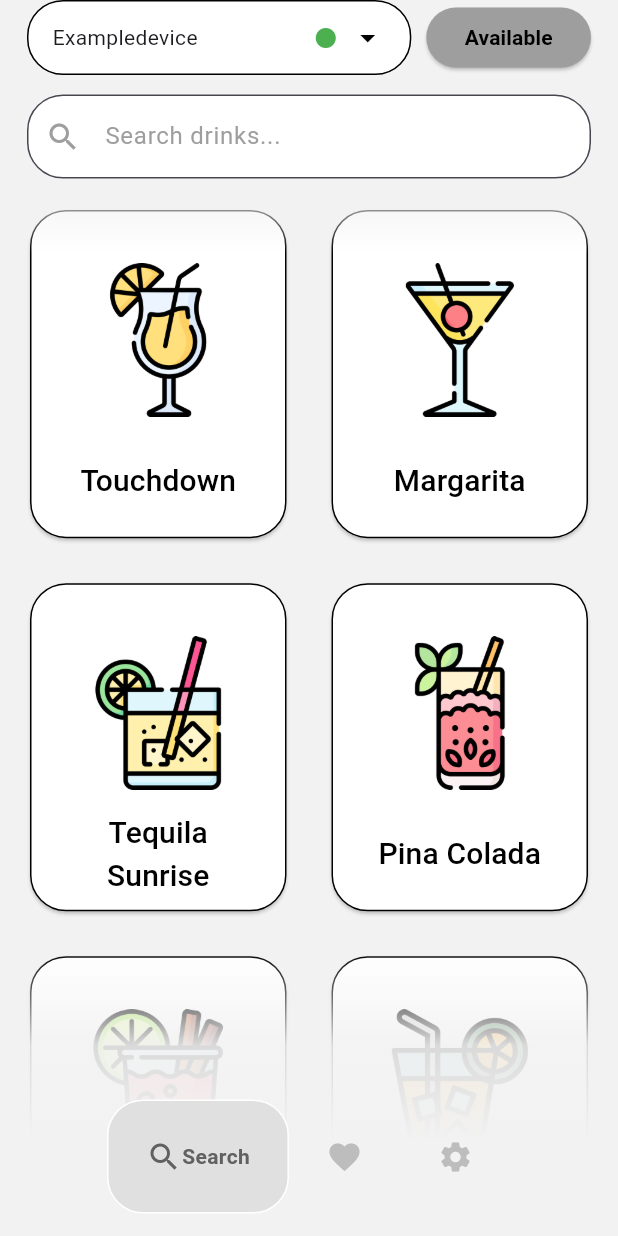
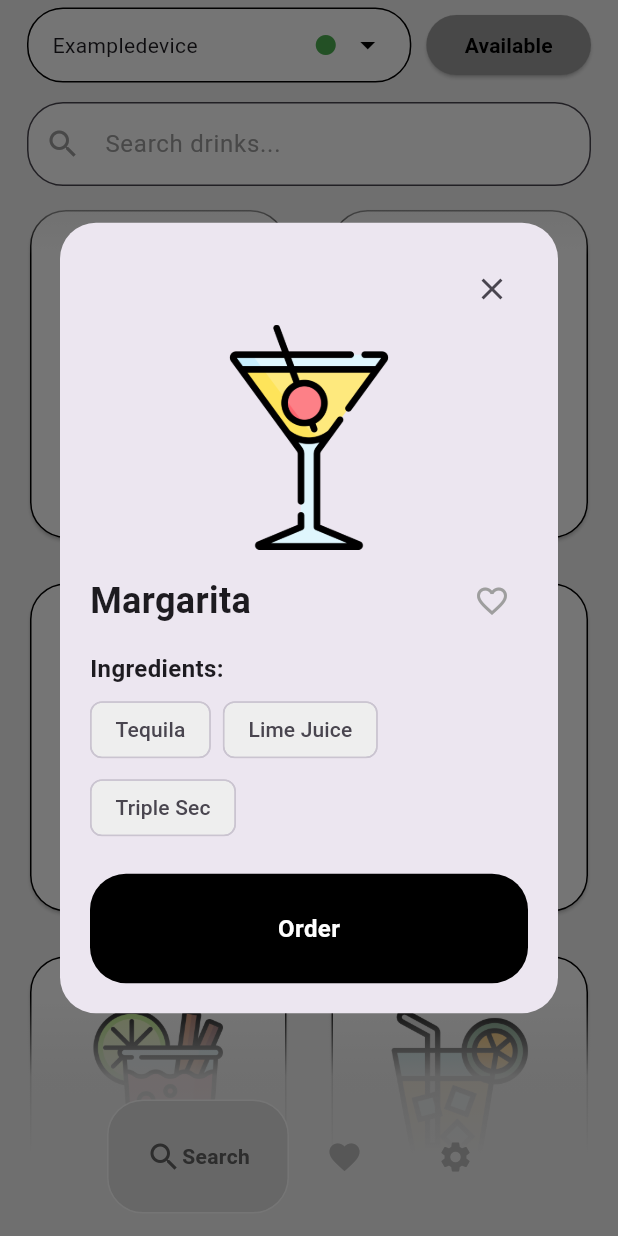
Before and after one commit to mingo-git/Smartender, a Flutter app: the HomeScreen screen opened by its route, after a tap on "Margarita", on a phone screen of 412 x 824 dp. Run offline on Flutter 3.47's test engine with Material 3 defaults, Android fonts, the phone set to English and light mode, and no system bars; drawn by our look-alikes of google_nav_bar; our stand-ins replace flutter_dotenv, flutter_secure_storage, google_sign_in, sign_in_with_apple; accounts and stored records are empty.

Commit message:
finished search_drink design

```diff
--- a/App/smartender_flutter_app/lib/components/bottom_nav_bar.dart
+++ b/App/smartender_flutter_app/lib/components/bottom_nav_bar.dart
@@ -9,7 +9,10 @@ class MyBottomNavBar extends StatelessWidget {
 
   @override
   Widget build(BuildContext context) {
-    return Container(
+    return Stack(
+      children: [
+        IgnorePointer(
+          child: Container(
             decoration: BoxDecoration(
               gradient: LinearGradient(
                 begin: Alignment.topCenter,
@@ -25,9 +28,16 @@ class MyBottomNavBar extends StatelessWidget {
             padding: EdgeInsets.only(
               left: horizontalPadding,
               right: horizontalPadding,
-        top: 100,
-        bottom: 15,
+              top: 130,
+              bottom: 30, // Erhöhe den Abstand für eine Verschiebung um 15 nach oben
             ),
+          ),
+        ),
+        Positioned.fill(
+          child: Align(
+            alignment: Alignment.bottomCenter,
+            child: Padding(
+              padding: const EdgeInsets.only(bottom: 15.0), // Hebt die Navbar um 15 nach oben
               child: GNav(
                 onTabChange: (value) => onTabChange!(value),
                 color: Colors.grey[400],
@@ -42,6 +52,10 @@ class MyBottomNavBar extends StatelessWidget {
                   GButton(icon: Icons.settings, text: 'Settings'),
                 ],
               ),
+            ),
+          ),
+        ),
+      ],
     );
   }
 }
--- a/App/smartender_flutter_app/lib/components/my_button.dart
+++ b/App/smartender_flutter_app/lib/components/my_button.dart
@@ -4,8 +4,14 @@ import 'package:smartender_flutter_app/config/constants.dart';
 class MyButton extends StatelessWidget {
   final Function()? onTap;
   final String text;
+  final bool hasMargin; // Neuer Parameter
 
-  const MyButton({super.key, required this.onTap, required this.text});
+  const MyButton({
+    super.key,
+    required this.onTap,
+    required this.text,
+    this.hasMargin = true, // Standardwert ist true
+  });
 
   @override
   Widget build(BuildContext context) {
@@ -13,7 +19,7 @@ class MyButton extends StatelessWidget {
       onTap: onTap,
       child: Container(
         padding: const EdgeInsets.all(25),
-        margin: EdgeInsets.symmetric(horizontal: horizontalPadding),
+        margin: hasMargin ? EdgeInsets.symmetric(horizontal: horizontalPadding) : null,
         decoration: BoxDecoration(
           color: Colors.black,
           borderRadius: defaultBorderRadius,
--- a/App/smartender_flutter_app/lib/components/my_textfield.dart
+++ b/App/smartender_flutter_app/lib/components/my_textfield.dart
@@ -38,7 +38,7 @@ class _MyTextFieldState extends State<MyTextField> {
       padding: EdgeInsets.symmetric(horizontal: horizontalPadding),
       child: Container(
         decoration: BoxDecoration(
-          color: Colors.grey.shade200,
+          color: Colors.white,
           borderRadius: defaultBorderRadius,
           border: Border.all(
             color: Colors.grey, // Rahmenfarbe
--- a/App/smartender_flutter_app/lib/components/settings_tile.dart
+++ b/App/smartender_flutter_app/lib/components/settings_tile.dart
@@ -37,7 +37,7 @@ class SettingsTile extends StatelessWidget {
         style: ElevatedButton.styleFrom(
           foregroundColor: isLogout ? Colors.white : Colors.black,
           backgroundColor: isLogout ? Colors.black : Colors.white,
-          minimumSize: const Size(double.infinity, 80),
+          minimumSize: const Size(double.infinity, 70),
           alignment: Alignment.centerLeft,
           shape: RoundedRectangleBorder(
             borderRadius: defaultBorderRadius,
--- a/App/smartender_flutter_app/lib/components/square_tile.dart
+++ b/App/smartender_flutter_app/lib/components/square_tile.dart
@@ -14,7 +14,7 @@ class SquareTile extends StatelessWidget {
     return Container(
       padding: const EdgeInsets.all(20),
       decoration: BoxDecoration(
-        color: Colors.grey.shade200,
+        color: Colors.white,
         borderRadius: defaultBorderRadius,
         border: Border.all(
           color: Colors.grey, // Rahmenfarbe, wie bei den Textinput-Feldern
--- a/App/smartender_flutter_app/lib/screens/homesceens/searchdrinks_screen.dart
+++ b/App/smartender_flutter_app/lib/screens/homesceens/searchdrinks_screen.dart
@@ -1,6 +1,7 @@
 import 'package:flutter/material.dart';
 import '../../components/drink_tile.dart';
 import '../../components/device_dropdown.dart';
+import '../../components/my_button.dart';
 import '../../config/constants.dart';
 
 class SearchdrinksScreen extends StatefulWidget {
@@ -22,19 +23,64 @@ class _SearchdrinksScreenState extends State<SearchdrinksScreen> {
     {"name": "Add new Device", "status": "new"}
   ];
 
-  List<Map<String, String>> drinks = [
-    {"name": "Touchdown", "image": "lib/images/cocktails/aperol.png"},
-    {"name": "Margarita", "image": "lib/images/cocktails/gin_tino.png"},
-    {"name": "Tequila Sunrise", "image": "lib/images/cocktails/guaro.png"},
-    {"name": "Pina Colada", "image": "lib/images/cocktails/strawberry_ice.png"},
-    {"name": "Bloody Mary", "image": "lib/images/cocktails/touch_down.png"},
-    {"name": "Martini", "image": "lib/images/cocktails/tequila_sunrise.png"},
-    {"name": "Mojito", "image": "lib/images/cocktails/tequila_sunrise.png"},
-    {"name": "Whiskey Sour", "image": "lib/images/cocktails/tequila_sunrise.png"},
-    {"name": "Gin Tonic", "image": "lib/images/cocktails/tequila_sunrise.png"},
+  List<Map<String, dynamic>> drinks = [
+    {
+      "name": "Touchdown",
+      "image": "lib/images/cocktails/aperol.png",
+      "ingredients": ["Vodka", "Orange Juice", "Lime", "Orange Slice"],
+      "isLiked": false
+    },
+    {
+      "name": "Margarita",
+      "image": "lib/images/cocktails/gin_tino.png",
+      "ingredients": ["Tequila", "Lime Juice", "Triple Sec"],
+      "isLiked": false
+    },
+    {
+      "name": "Tequila Sunrise",
+      "image": "lib/images/cocktails/guaro.png",
+      "ingredients": ["Tequila", "Orange Juice", "Grenadine"],
+      "isLiked": false
+    },
+    {
+      "name": "Pina Colada",
+      "image": "lib/images/cocktails/strawberry_ice.png",
+      "ingredients": ["Rum", "Coconut Cream", "Pineapple Juice"],
+      "isLiked": false
+    },
+    {
+      "name": "Bloody Mary",
+      "image": "lib/images/cocktails/touch_down.png",
+      "ingredients": ["Vodka", "Tomato Juice", "Tabasco", "Celery Salt", "Lemon"],
+      "isLiked": false
+    },
+    {
+      "name": "Martini",
+      "image": "lib/images/cocktails/tequila_sunrise.png",
+      "ingredients": ["Gin", "Dry Vermouth", "Olive"],
+      "isLiked": false
+    },
+    {
+      "name": "Mojito",
+      "image": "lib/images/cocktails/aperol.png",
+      "ingredients": ["Rum", "Mint", "Lime", "Sugar", "Soda Water"],
+      "isLiked": false
+    },
+    {
+      "name": "Whiskey Sour",
+      "image": "lib/images/cocktails/gin_tino.png",
+      "ingredients": ["Whiskey", "Lemon Juice", "Sugar", "Egg White"],
+      "isLiked": false
+    },
+    {
+      "name": "Gin Tonic",
+      "image": "lib/images/cocktails/strawberry_ice.png",
+      "ingredients": ["Gin", "Tonic Water", "Lime"],
+      "isLiked": false
+    },
   ];
 
-  List<Map<String, String>> filteredDrinks = [];
+  List<Map<String, dynamic>> filteredDrinks = [];
 
   @override
   void initState() {
@@ -51,6 +97,108 @@ class _SearchdrinksScreenState extends State<SearchdrinksScreen> {
     });
   }
 
+  void _showDrinkPopup(BuildContext context, Map<String, dynamic> drink) {
+    showDialog(
+      context: context,
+      builder: (BuildContext context) {
+        return AlertDialog(
+          shape: RoundedRectangleBorder(borderRadius: defaultBorderRadius),
+          contentPadding: const EdgeInsets.symmetric(horizontal: horizontalPadding * 2, vertical: 20),
+          content: StatefulBuilder(
+            builder: (BuildContext context, StateSetter setState) {
+              return Container(
+                width: MediaQuery.of(context).size.width * 0.9, // Feste Breite
+                child: Column(
+                  mainAxisSize: MainAxisSize.min, // Flexible Höhe
+                  crossAxisAlignment: CrossAxisAlignment.start,
+                  children: [
+                    // Schließen-Button
+                    Align(
+                      alignment: Alignment.topRight,
+                      child: IconButton(
+                        icon: Icon(Icons.close),
+                        onPressed: () => Navigator.of(context).pop(),
+                      ),
+                    ),
+                    // Bild des Drinks
+                    Center(
+                      child: Image.asset(
+                        drink["image"],
+                        height: 150, // Größeres Bild
+                        fit: BoxFit.contain,
+                      ),
+                    ),
+                    const SizedBox(height: 10),
+                    Row(
+                      mainAxisAlignment: MainAxisAlignment.spaceBetween,
+                      children: [
+                        Text(
+                          drink["name"],
+                          style: const TextStyle(
+                            fontSize: 24,
+                            fontWeight: FontWeight.bold,
+                          ),
+                        ),
+                        IconButton(
+                          icon: Icon(
+                            drink["isLiked"] ? Icons.favorite : Icons.favorite_border,
+                            color: drink["isLiked"] ? Colors.red : Colors.grey,
+                          ),
+                          onPressed: () {
+                            setState(() {
+                              drink["isLiked"] = !drink["isLiked"];
+                            });
+                            _changeFavorite(drink["name"], drink["isLiked"]);
+                          },
+                        ),
+                      ],
+                    ),
+                    const SizedBox(height: 10),
+                    const Text(
+                      "Ingredients:",
+                      style: TextStyle(
+                        fontSize: 16,
+                        fontWeight: FontWeight.w600,
+                      ),
+                    ),
+                    const SizedBox(height: 5),
+                    Wrap(
+                      spacing: 8.0,
+                      runSpacing: 4.0,
+                      children: drink["ingredients"].map<Widget>((ingredient) {
+                        return Chip(
+                          label: Text(ingredient),
+                          backgroundColor: Colors.grey.shade200,
+                        );
+                      }).toList(),
+                    ),
+                    const SizedBox(height: 20),
+                    MyButton(
+                      onTap: () {
+                        Navigator.of(context).pop();
+                        // Logik für die Bestellung hier hinzufügen
+                      },
+                      text: "Order",
+                      hasMargin: false,
+                    ),
+                  ],
+                ),
+              );
+            },
+          ),
+        );
+      },
+    );
+  }
+
+
+
+
+  void _changeFavorite(String drinkName, bool isLiked) {
+    print("Favorited $drinkName: $isLiked");
+    // TODO: Logik für das Hinzufügen/Entfernen zu den Favoriten implementieren
+  }
+
   @override
   Widget build(BuildContext context) {
     return SafeArea(
@@ -58,7 +206,6 @@ class _SearchdrinksScreenState extends State<SearchdrinksScreen> {
         padding: const EdgeInsets.symmetric(horizontal: horizontalPadding),
         child: Stack(
           children: [
-            // GridView für die Getränkekacheln im Hintergrund
             Positioned.fill(
               child: Padding(
                 padding: const EdgeInsets.only(top: 130.0),
@@ -73,23 +220,23 @@ class _SearchdrinksScreenState extends State<SearchdrinksScreen> {
                   itemBuilder: (context, index) {
                     final drink = filteredDrinks[index];
                     return DrinkTile(
-                      name: drink["name"]!,
-                      imagePath: drink["image"]!,
-                      onTap: () {
-                        // Logik für den Drink-Klick hinzufügen, falls erforderlich
-                      },
+                      name: drink["name"],
+                      imagePath: drink["image"],
+                      onTap: () => _showDrinkPopup(context, drink),
                     );
                   },
                 ),
               ),
             ),
-
-            // Dropdown und Suchfeld überlagern den GridView
+            // Overlay für den Gradient-Effekt, der das GridView überlagert
             Positioned(
               top: 0,
               left: 0,
               right: 0,
+              child: IgnorePointer(
+                // Nur die visuelle Überlagerung ohne Interaktivität
                 child: Container(
+                  height: 170.0, // Höhe des Überlagerungsbereichs
                   decoration: BoxDecoration(
                     gradient: LinearGradient(
                       begin: Alignment.topCenter,
@@ -103,13 +250,19 @@ class _SearchdrinksScreenState extends State<SearchdrinksScreen> {
                       ],
                     ),
                   ),
-                padding: const EdgeInsets.symmetric(horizontal: 8.0, vertical: 0.0),
+                ),
+              ),
+            ),
+            Positioned(
+              top: 0,
+              left: 0,
+              right: 0,
+              child: Container(
+                padding: const EdgeInsets.symmetric(horizontal: 8.0, vertical: 5.0),
                 child: Column(
                   children: [
-                    // Row für Geräteauswahl Dropdown und ToggleButton
                     Row(
                       children: [
-                        // Dropdown mit 70% Breite
                         Expanded(
                           flex: 7,
                           child: DeviceDropdown(
@@ -125,7 +278,6 @@ class _SearchdrinksScreenState extends State<SearchdrinksScreen> {
                           ),
                         ),
                         const SizedBox(width: 10),
-                        // ToggleButton mit 30% Breite
                         Expanded(
                           flex: 3,
                           child: ElevatedButton(
@@ -152,8 +304,6 @@ class _SearchdrinksScreenState extends State<SearchdrinksScreen> {
                       ],
                     ),
                     const SizedBox(height: 13),
-
-                    // Suchfeld
                     TextField(
                       controller: searchController,
                       onChanged: (value) => filterDrinks(value),
@@ -164,12 +314,12 @@ class _SearchdrinksScreenState extends State<SearchdrinksScreen> {
                         border: OutlineInputBorder(
                           borderRadius: defaultBorderRadius,
                         ),
-                        fillColor: Colors.white, // Hintergrundfarbe auf Weiß setzen
-                        filled: true, // fillColor aktivieren
+                        fillColor: Colors.white,
+                        filled: true,
                       ),
                       style: const TextStyle(color: Colors.black),
                     ),
-                    SizedBox(height: 50,)
+                    const SizedBox(height: 30),
                   ],
                 ),
               ),
@@ -179,4 +329,5 @@ class _SearchdrinksScreenState extends State<SearchdrinksScreen> {
       ),
     );
   }
+
 }
--- a/App/smartender_flutter_app/lib/screens/homesceens/settings_screen.dart
+++ b/App/smartender_flutter_app/lib/screens/homesceens/settings_screen.dart
@@ -22,7 +22,7 @@ class SettingsScreen extends StatelessWidget {
   Widget build(BuildContext context) {
     return SafeArea(
       child: Padding(
-        padding: EdgeInsets.symmetric(horizontal: horizontalPadding),
+        padding: const EdgeInsets.symmetric(horizontal: horizontalPadding),
         child: Column(
           mainAxisAlignment: MainAxisAlignment.start,
           children: [
--- a/App/smartender_flutter_app/lib/screens/homesceens/settingsscreens/account_screen.dart
+++ b/App/smartender_flutter_app/lib/screens/homesceens/settingsscreens/account_screen.dart
@@ -43,7 +43,7 @@ class _AccountScreenState extends State<AccountScreen> {
       hasUnsavedChanges = (usernameController.text != originalUsername ||
           emailController.text != originalEmail ||
           passwordController.text != originalPassword ||
-          newPasswordController.text.isNotEmpty); // Update-Button wird angezeigt, wenn "new Password" nicht leer ist
+          newPasswordController.text.isNotEmpty);
     });
   }
 
@@ -95,7 +95,6 @@ class _AccountScreenState extends State<AccountScreen> {
       final newPassword = newPasswordController.text;
       final confirmPassword = confirmPasswordController.text;
 
-      // Passwort-Bedingungen prüfen
       if (newPassword.isNotEmpty || confirmPassword.isNotEmpty) {
         if (newPassword.length < 8) {
           errorMessage = 'Password must be at least 8 characters long.';
@@ -107,7 +106,6 @@ class _AccountScreenState extends State<AccountScreen> {
       }
 
       if (errorMessage.isEmpty) {
-        // Passwortänderungen speichern, falls alle Bedingungen erfüllt sind
         hasUnsavedChanges = false;
         originalUsername = usernameController.text;
         originalEmail = emailController.text;
@@ -210,7 +208,9 @@ class _AccountScreenState extends State<AccountScreen> {
   }
 
   Widget _buildEditableField(String label, bool isEditing, TextEditingController controller, VoidCallback onEdit, {bool isPassword = false}) {
-    return Column(
+    return Padding(
+      padding: EdgeInsets.symmetric(horizontal: horizontalPadding),
+      child: Column(
         crossAxisAlignment: CrossAxisAlignment.start,
         children: [
           Text(
@@ -256,6 +256,7 @@ class _AccountScreenState extends State<AccountScreen> {
             ),
           ),
         ],
+      ),
     );
   }
 
@@ -273,7 +274,9 @@ class _AccountScreenState extends State<AccountScreen> {
   }
 
   Widget _buildPasswordField(String label, TextEditingController controller, {bool isCancelButton = false, bool isToggleable = false, bool showPassword = false}) {
-    return Column(
+    return Padding(
+      padding: EdgeInsets.symmetric(horizontal: horizontalPadding),
+      child: Column(
         crossAxisAlignment: CrossAxisAlignment.start,
         children: [
           Text(
@@ -328,6 +331,7 @@ class _AccountScreenState extends State<AccountScreen> {
             ),
           ),
         ],
+      ),
     );
   }
 }
```
Also changed, not shown: 1 other file. Lines whose indentation alone changed are shown as unchanged.
